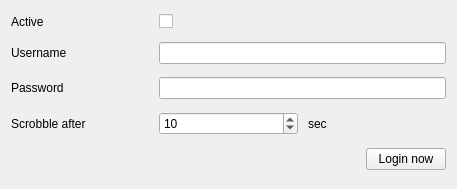
Before: the Qt Designer form src/Gui/Preferences/LastFM/GUI_LastFmPreferences.ui in Inferno214221/sayonara-player, drawn with Qt 5.
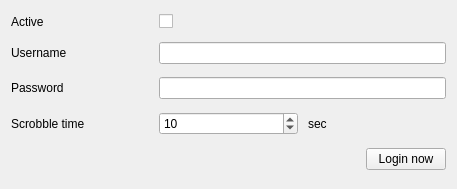
After: the same form once the commit is applied.

The edit to the form file:
```diff
--- a/src/Gui/Preferences/LastFM/GUI_LastFmPreferences.ui
+++ b/src/Gui/Preferences/LastFM/GUI_LastFmPreferences.ui
@@ -51,7 +51,7 @@
    <item row="4" column="0">
     <widget class="QLabel" name="label">
      <property name="text">
-      <string>Scrobble after</string>
+      <string>Scrobble time</string>
      </property>
     </widget>
    </item>
```
